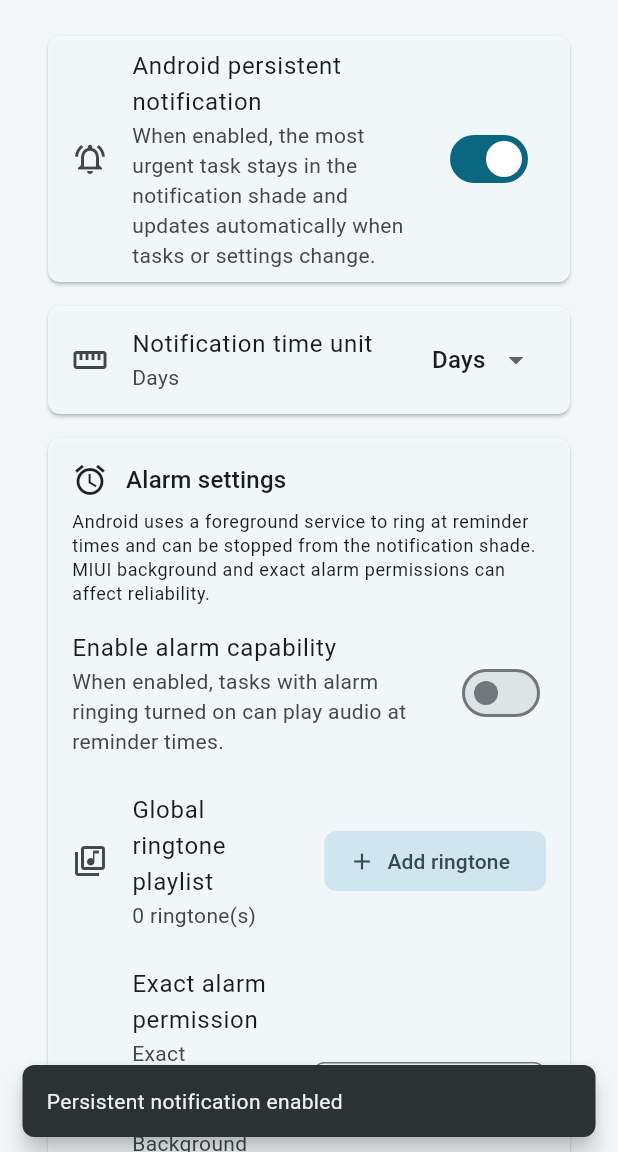
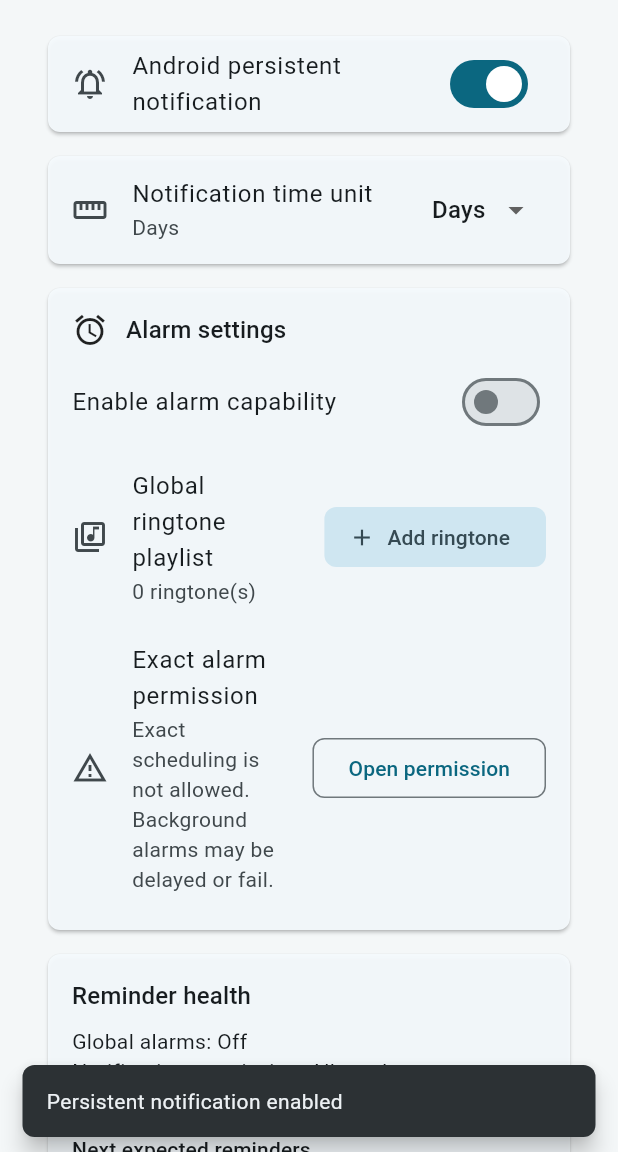
Before and after one commit to MT-Y-TM/next_ddl, a Flutter app: the _NotificationAlarmSettingsPage screen opened directly, after a tap on "Android persistent notification", on a phone screen of 412 x 824 dp, the part 84-1236 px from its top. Run offline on Flutter 3.47's test engine with Material 3 defaults, Android fonts, the phone set to English and light mode, and no system bars; our stand-ins replace file_picker, flutter_local_notifications, flutter_riverpod, flutter_timezone, open_filex, package_info_plus and 2 more; missing offline and left inert: flex_color_picker, window_manager; accounts and stored records are empty; network calls fail.

Commit message:
Simplify settings notes for v1.1.20

```diff
--- a/lib/features/settings/settings_page.dart
+++ b/lib/features/settings/settings_page.dart
@@ -1,5 +1,3 @@
-import 'dart:io';
-
 import 'package:flutter/material.dart';
 import 'package:flutter_riverpod/flutter_riverpod.dart';
 import 'package:next_ddl/l10n/app_localizations.dart';
@@ -15,7 +13,6 @@ import '../backup/backup_localizations.dart';
 import '../tasks/task_planning_page.dart';
 import '../tasks/task_planning_provider.dart';
 import '../tasks/task_planning_strings.dart';
-import '../update/update_reliability_panel.dart';
 import '../../utils/timezone_labels.dart';
 import '../tasks/tasks_controller.dart';
 import '../update/app_update_controller.dart';
@@ -183,39 +180,68 @@ class _TaskDataSettingsPage extends ConsumerWidget {
                   title: Text(l10n.importJson),
                   subtitle: Text(l10n.importJsonHint),
                   onTap: () async {
-                    await Navigator.of(context).push(MaterialPageRoute<void>(
+                    await Navigator.of(context).push(
+                      MaterialPageRoute<void>(
                         builder: (_) => const _ImportDataPage(),
-                    ));
+                      ),
+                    );
                   },
                 ),
               ],
             ),
           ),
-          Card(child: ListTile(
+          Card(
+            child: ListTile(
               leading: const Icon(Icons.restore),
               title: Text(BackupLocalizations.of(context).title),
-            onTap: () => Navigator.of(context).push(MaterialPageRoute<void>(builder: (_) => BackupPage(
-              service: BackupService(repository: ref.read(deadlineRepositoryProvider)),
+              onTap: () => Navigator.of(context).push(
+                MaterialPageRoute<void>(
+                  builder: (_) => BackupPage(
+                    service: BackupService(
+                      repository: ref.read(deadlineRepositoryProvider),
+                    ),
                     onRestored: (_) async {
-                await ref.read(tasksControllerProvider.notifier).reloadPersistedSnapshot();
+                      await ref
+                          .read(tasksControllerProvider.notifier)
+                          .reloadPersistedSnapshot();
                       await ref.read(taskPlanningProvider).reload();
                     },
-            ))),
-          )),
-          Card(child: ListTile(
+                  ),
+                ),
+              ),
+            ),
+          ),
+          Card(
+            child: ListTile(
               leading: const Icon(Icons.repeat),
-            title: Text(TaskPlanningStrings(Localizations.localeOf(context)).text('title')),
+              title: Text(
+                TaskPlanningStrings(
+                  Localizations.localeOf(context),
+                ).text('title'),
+              ),
               onTap: () async {
                 final service = ref.read(taskPlanningProvider);
                 await service.reload();
                 if (!context.mounted) return;
-              await Navigator.of(context).push(MaterialPageRoute<void>(builder: (_) => TaskPlanningPage(
+                await Navigator.of(context).push(
+                  MaterialPageRoute<void>(
+                    builder: (_) => TaskPlanningPage(
                       service: service,
-                sourceTasks: ref.read(tasksControllerProvider).valueOrNull?.tasks ?? const [],
-                timezoneId: ref.read(timezoneServiceProvider).currentTimezoneId,
-              )));
+                      sourceTasks:
+                          ref
+                              .read(tasksControllerProvider)
+                              .valueOrNull
+                              ?.tasks ??
+                          const [],
+                      timezoneId: ref
+                          .read(timezoneServiceProvider)
+                          .currentTimezoneId,
+                    ),
+                  ),
+                );
               },
-          )),
+            ),
+          ),
         ],
       ),
     );
@@ -261,11 +287,6 @@ class _NotificationAlarmSettingsPage extends ConsumerWidget {
             child: SwitchListTile(
               secondary: const Icon(Icons.notifications_active_outlined),
               title: Text(l10n.persistentNotification),
-              subtitle: Text(
-                Platform.isAndroid
-                    ? l10n.persistentNotificationAndroidHint
-                    : l10n.persistentNotificationOtherHint,
-              ),
               value: snapshot?.persistentNotificationEnabled ?? false,
               onChanged: snapshot == null
                   ? null
@@ -336,17 +357,6 @@ class _NotificationAlarmSettingsPage extends ConsumerWidget {
             tasks: snapshot?.tasks ?? const [],
             settings: snapshot?.alarmSettings ?? AppAlarmSettings.defaults(),
             enabled: snapshot != null,
-          ),
-          Card(
-            child: ListTile(
-              leading: const Icon(Icons.notifications_outlined),
-              title: Text(l10n.notificationNotice),
-              subtitle: Text(
-                Platform.isWindows
-                    ? l10n.windowsNotificationNotice
-                    : l10n.androidNotificationNotice,
-              ),
-            ),
           ),
         ],
       ),
@@ -464,12 +474,6 @@ class _AboutAppSettingsPage extends ConsumerWidget {
             ),
           ),
           UpdateSettingsCard(state: updateState),
-          if (Platform.isAndroid)
-            Padding(padding: const EdgeInsets.all(16), child: UpdateReliabilityPanel(
-              state: updateState,
-              onRetry: () => ref.read(appUpdateControllerProvider.notifier).downloadAndInstall(),
-              onOpenRelease: () => ref.read(appUpdateControllerProvider.notifier).openReleasePage(),
-            )),
         ],
       ),
     );
@@ -492,22 +496,37 @@ class _ImportDataPageState extends ConsumerState<_ImportDataPage> {
     setState(() => _busy = true);
     final strings = BackupLocalizations.of(context);
     try {
-      final imported = await ref.read(deadlineRepositoryProvider).importSnapshot();
+      final imported = await ref
+          .read(deadlineRepositoryProvider)
+          .importSnapshot();
       if (imported == null || !mounted) return;
-      if (!await confirmSnapshotReplacement(context, imported) || !mounted) return;
+      if (!await confirmSnapshotReplacement(context, imported) || !mounted) {
+        return;
+      }
       final controller = ref.read(tasksControllerProvider.notifier);
       try {
         await controller.replaceWithBackup(imported);
       } catch (error) {
         // State is published only after the protected replacement commits.
-        if (identical(ref.read(tasksControllerProvider).valueOrNull, imported)) {
+        if (identical(
+          ref.read(tasksControllerProvider).valueOrNull,
+          imported,
+        )) {
           _pendingSync = true;
         } else {
           rethrow;
         }
       }
       await ref.read(taskPlanningProvider).reload();
-      if (mounted) setState(() => _message = _pendingSync ? strings.scheduleFailed : AppLocalizations.of(context)!.importSuccess(imported.tasks.length));
+      if (mounted) {
+        setState(
+          () => _message = _pendingSync
+              ? strings.scheduleFailed
+              : AppLocalizations.of(
+                  context,
+                )!.importSuccess(imported.tasks.length),
+        );
+      }
     } catch (error) {
       if (mounted) setState(() => _message = strings.error(error));
     } finally {
@@ -518,7 +537,9 @@ class _ImportDataPageState extends ConsumerState<_ImportDataPage> {
   Future<void> _retry() async {
     setState(() => _busy = true);
     try {
-      await ref.read(tasksControllerProvider.notifier).reloadPersistedSnapshot();
+      await ref
+          .read(tasksControllerProvider.notifier)
+          .reloadPersistedSnapshot();
       if (mounted) {
         setState(() {
           _pendingSync = false;
@@ -526,7 +547,11 @@ class _ImportDataPageState extends ConsumerState<_ImportDataPage> {
         });
       }
     } catch (_) {
-      if (mounted) setState(() => _message = BackupLocalizations.of(context).scheduleFailed);
+      if (mounted) {
+        setState(
+          () => _message = BackupLocalizations.of(context).scheduleFailed,
+        );
+      }
     } finally {
       if (mounted) setState(() => _busy = false);
     }
@@ -537,17 +562,30 @@ class _ImportDataPageState extends ConsumerState<_ImportDataPage> {
     final l10n = AppLocalizations.of(context)!;
     return Scaffold(
       appBar: AppBar(title: Text(l10n.importJson)),
-      body: Padding(padding: const EdgeInsets.all(24), child: Column(
+      body: Padding(
+        padding: const EdgeInsets.all(24),
+        child: Column(
           crossAxisAlignment: CrossAxisAlignment.start,
           children: [
             Text(l10n.importJsonHint),
             const SizedBox(height: 16),
             if (_busy) const LinearProgressIndicator(),
             if (_message != null) Text(_message!),
-          FilledButton(onPressed: _busy ? null : _pendingSync ? _retry : _import,
-            child: Text(_pendingSync ? BackupLocalizations.of(context).retry : l10n.importJson)),
+            FilledButton(
+              onPressed: _busy
+                  ? null
+                  : _pendingSync
+                  ? _retry
+                  : _import,
+              child: Text(
+                _pendingSync
+                    ? BackupLocalizations.of(context).retry
+                    : l10n.importJson,
+              ),
+            ),
           ],
-      )),
+        ),
+      ),
     );
   }
 }
--- a/lib/features/settings/widgets/alarm_settings_card.dart
+++ b/lib/features/settings/widgets/alarm_settings_card.dart
@@ -40,13 +40,6 @@ class AlarmSettingsCard extends ConsumerWidget {
               ],
             ),
             const SizedBox(height: 8),
-            Text(
-              Platform.isAndroid
-                  ? l10n.alarmAndroidHint
-                  : l10n.alarmWindowsHint,
-              style: Theme.of(context).textTheme.bodySmall,
-            ),
-            const SizedBox(height: 8),
             SwitchListTile(
               contentPadding: EdgeInsets.zero,
               value: settings.enabled,
@@ -56,7 +49,6 @@ class AlarmSettingsCard extends ConsumerWidget {
                         .setAlarmSettings(settings.copyWith(enabled: value))
                   : null,
               title: Text(l10n.enableAlarmFeature),
-              subtitle: Text(l10n.enableAlarmFeatureHint),
             ),
             const SizedBox(height: 8),
             ListTile(
@@ -76,11 +68,6 @@ class AlarmSettingsCard extends ConsumerWidget {
               ListTile(
                 dense: true,
                 title: Text(item.displayName),
-                subtitle: Text(
-                  item.uri,
-                  maxLines: 1,
-                  overflow: TextOverflow.ellipsis,
-                ),
                 trailing: IconButton(
                   tooltip: l10n.delete,
                   onPressed: enabled ? () => _removeAudio(ref, item.id) : null,
--- a/lib/features/settings/widgets/reminder_health_card.dart
+++ b/lib/features/settings/widgets/reminder_health_card.dart
@@ -149,7 +149,6 @@ class _ReminderHealthCardState extends ConsumerState<ReminderHealthCard>
               ),
               Text(s.pending(report.pendingNotificationCount)),
               Text(s.alarms(report.pendingAlarmCount)),
-              Text(s.registrationHint),
               const SizedBox(height: 12),
               Text(s.audio, style: Theme.of(context).textTheme.titleSmall),
               if (report.audio.isEmpty) Text(s.noAudio),
@@ -157,7 +156,6 @@ class _ReminderHealthCardState extends ConsumerState<ReminderHealthCard>
                 Text('${check.item.displayName}: ${s.audioState(check.state)}'),
             ],
             const SizedBox(height: 12),
-            Text(s.testHint),
             Wrap(
               spacing: 8,
               runSpacing: 4,
@@ -217,15 +215,6 @@ class _ReminderHealthCardState extends ConsumerState<ReminderHealthCard>
             ),
             if (_result != null)
               Semantics(liveRegion: true, child: Text(s.result(_result!))),
-            const SizedBox(height: 8),
-            Text(
-              !service.supported
-                  ? s.unsupportedPlatform
-                  : service.platform == TargetPlatform.android
-                  ? s.androidHint
-                  : s.windowsHint,
-              style: Theme.of(context).textTheme.bodySmall,
-            ),
           ],
         ),
       ),
--- a/pubspec.yaml
+++ b/pubspec.yaml
@@ -1,7 +1,7 @@
 name: next_ddl
 description: "Next DDL deadline app."
 publish_to: 'none'
-version: 1.1.19+1
+version: 1.1.20+1
 
 environment:
   sdk: ^3.10.1
```
Also changed, not shown: lib/features/settings/widgets/reminder_health_strings.dart (+4 -15 lines), lib/features/settings/widgets/update_settings_card.dart (+0 -27 lines), 1 other file. Lines whose indentation alone changed are shown as unchanged.
